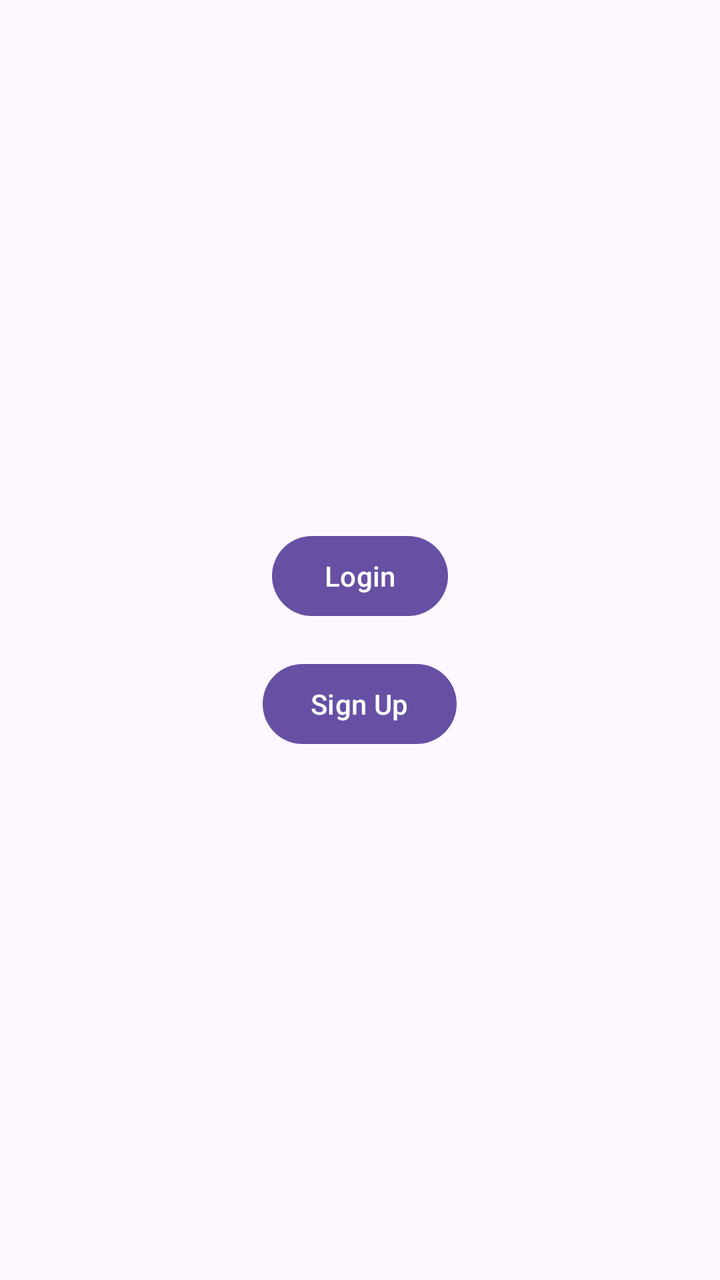
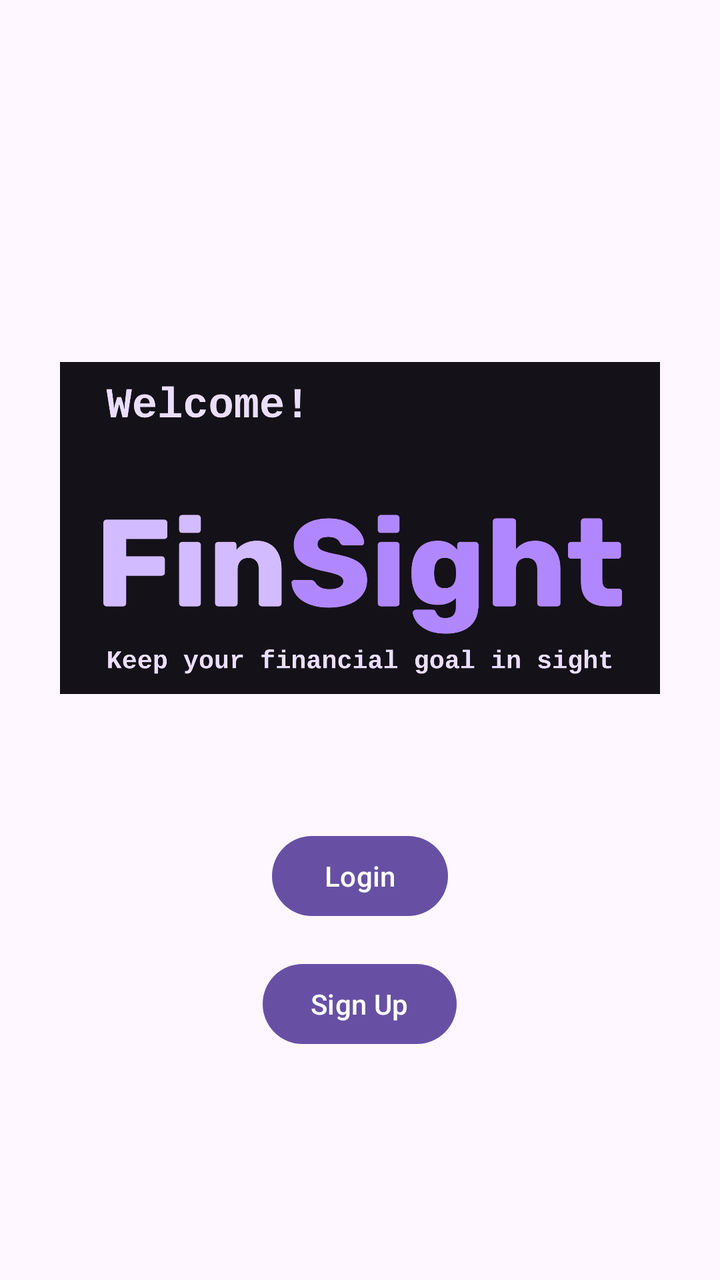

Before-and-after screenshots of an Android layout around one commit, followed by the original layout XML and the change that was made.
<!-- AndroidManifest.xml: application theme Theme.Finsight1 -->
<!-- res/layout/activity_sign_or_log.xml -->
<?xml version="1.0" encoding="utf-8"?>
<LinearLayout xmlns:android="http://schemas.android.com/apk/res/android"
    android:id="@+id/main"
    android:layout_width="match_parent"
    android:layout_height="match_parent"
    android:orientation="vertical"
    android:gravity="center">

    <Button
        android:id="@+id/btnLogin"
        android:layout_width="wrap_content"
        android:layout_height="wrap_content"
        android:text="Login"
/>

    <Button
        android:id="@+id/btnSignUp"
        android:layout_width="wrap_content"
        android:layout_height="wrap_content"
        android:text="Sign Up"
        android:layout_marginTop="16dp"/>

</LinearLayout>
<!-- resources referenced by this layout -->
<resources>
  <style name="Theme.Finsight1" parent="Base.Theme.Finsight1" />
  <style name="Base.Theme.Finsight1" parent="Theme.Material3.DayNight.NoActionBar">
          
          
      </style>
</resources>

<!-- the commit's change to res/layout/activity_sign_or_log.xml (unified diff, before → after) -->
@@ -1,10 +1,22 @@
 <?xml version="1.0" encoding="utf-8"?>
 <LinearLayout xmlns:android="http://schemas.android.com/apk/res/android"
+    xmlns:app="http://schemas.android.com/apk/res-auto"
     android:id="@+id/main"
     android:layout_width="match_parent"
     android:layout_height="match_parent"
     android:orientation="vertical"
     android:gravity="center">
+
+    <ImageView
+        android:id="@+id/ivAppLogo"
+        android:layout_width="300dp"
+        android:layout_height="300dp"
+        android:src="@drawable/logo"
+        android:layout_marginTop="0dp"
+        app:layout_constraintTop_toTopOf="parent"
+        app:layout_constraintStart_toStartOf="parent"
+        app:layout_constraintEnd_toEndOf="parent"
+        android:contentDescription="App Logo" />
 
     <Button
         android:id="@+id/btnLogin"
<!-- resource entries referenced after the edit -->
@@ -1,5 +1,6 @@
 <!-- resources referenced by this layout -->
 <resources>
+  <!-- drawable logo: png bitmap (drawable, 87941 bytes) -->
   <style name="Theme.Finsight1" parent="Base.Theme.Finsight1" />
   <style name="Base.Theme.Finsight1" parent="Theme.Material3.DayNight.NoActionBar">
           
